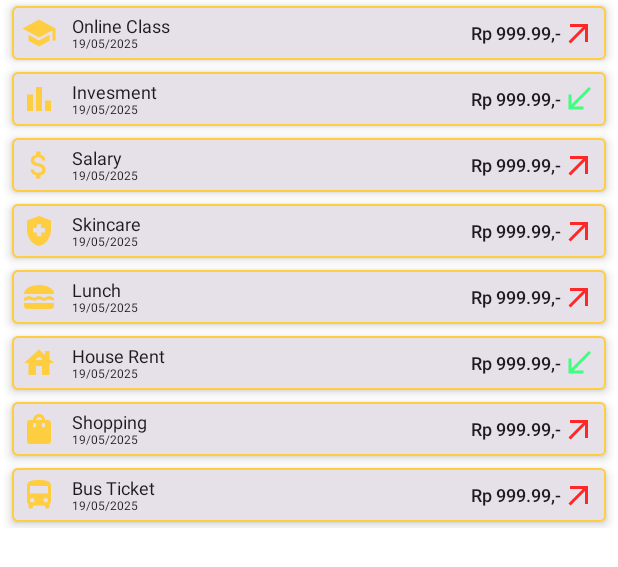
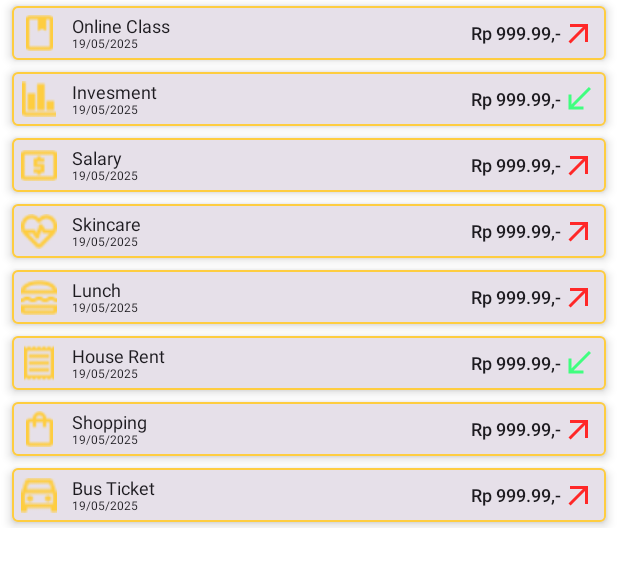
Before and after one commit to rayhanbss/budget-bee, an Android app built with Jetpack Compose: the @Preview function TransactionScreenPreview, on a phone screen of 412 x 824 dp. Shown: the top 567 px of the screen. Run offline under Robolectric (Android 15) with nearby library versions, the phone set to English and light mode, and no system bars.

Commit message:
transaction update

```diff
--- a/app/src/main/java/com/example/budgetbee/TransactionList.kt
+++ b/app/src/main/java/com/example/budgetbee/ui/component/TransactionList.kt
@@ -1,4 +1,4 @@
-package com.example.budgetbee
+package com.example.budgetbee.ui.component
 
 import androidx.compose.foundation.BorderStroke
 import androidx.compose.foundation.layout.Arrangement
@@ -15,15 +15,6 @@ import androidx.compose.foundation.shape.RoundedCornerShape
 import androidx.compose.material.icons.Icons
 import androidx.compose.material.icons.automirrored.filled.CallReceived
 import androidx.compose.material.icons.filled.ArrowOutward
-import androidx.compose.material.icons.filled.AttachMoney
-import androidx.compose.material.icons.filled.BarChart
-import androidx.compose.material.icons.filled.CallReceived
-import androidx.compose.material.icons.filled.DirectionsBus
-import androidx.compose.material.icons.filled.HealthAndSafety
-import androidx.compose.material.icons.filled.House
-import androidx.compose.material.icons.filled.LunchDining
-import androidx.compose.material.icons.filled.School
-import androidx.compose.material.icons.filled.ShoppingBag
 import androidx.compose.material3.Card
 import androidx.compose.material3.CardDefaults
 import androidx.compose.material3.Icon
@@ -32,31 +23,36 @@ import androidx.compose.runtime.Composable
 import androidx.compose.ui.Alignment
 import androidx.compose.ui.Modifier
 import androidx.compose.ui.graphics.Color
-import androidx.compose.ui.graphics.vector.ImageVector
-import androidx.compose.ui.res.fontResource
+import androidx.compose.ui.graphics.painter.Painter
+import androidx.compose.ui.res.painterResource
 import androidx.compose.ui.text.font.FontWeight
 import androidx.compose.ui.tooling.preview.Preview
 import androidx.compose.ui.unit.dp
 import androidx.compose.ui.unit.sp
+import com.example.budgetbee.R
+import kotlin.collections.listOf
 
 data class TransactionItem (
     val title: String,
     val date: String,
     val amount: String,
     val isExpense: Boolean,
-    val icon: ImageVector
+    val icon: Painter
 )
 
-val transactions = listOf(
-    TransactionItem("Online Class", "19/05/2025", "Rp 999.99,-", true, Icons.Default.School),
-    TransactionItem("Invesment", "19/05/2025", "Rp 999.99,-", false, Icons.Default.BarChart),
-    TransactionItem("Salary", "19/05/2025", "Rp 999.99,-", true, Icons.Default.AttachMoney),
-    TransactionItem("Skincare", "19/05/2025", "Rp 999.99,-", true, Icons.Default.HealthAndSafety),
-    TransactionItem("Lunch", "19/05/2025", "Rp 999.99,-", true, Icons.Default.LunchDining),
-    TransactionItem("House Rent", "19/05/2025", "Rp 999.99,-", false, Icons.Default.House),
-    TransactionItem("Shopping", "19/05/2025", "Rp 999.99,-", true, Icons.Default.ShoppingBag),
-    TransactionItem("Bus Ticket", "19/05/2025", "Rp 999.99,-", true, Icons.Default.DirectionsBus)
-)
+@Composable
+fun getTransactionItems() : List<TransactionItem> {
+    return listOf(
+    TransactionItem("Online Class", "19/05/2025", "Rp 999.99,-", true, (painterResource(R.drawable.book))),
+    TransactionItem("Invesment", "19/05/2025", "Rp 999.99,-", false, painterResource(R.drawable.finance)),
+    TransactionItem("Salary", "19/05/2025", "Rp 999.99,-", true, painterResource(R.drawable.local_atm)),
+    TransactionItem("Skincare", "19/05/2025", "Rp 999.99,-", true, painterResource(R.drawable.ecg_heart)),
+    TransactionItem("Lunch", "19/05/2025", "Rp 999.99,-", true, painterResource(R.drawable.lunch_dining)),
+    TransactionItem("House Rent", "19/05/2025", "Rp 999.99,-", false, painterResource(R.drawable.receipt)),
+    TransactionItem("Shopping", "19/05/2025", "Rp 999.99,-", true, painterResource(R.drawable.shopping_bag)),
+    TransactionItem("Bus Ticket", "19/05/2025", "Rp 999.99,-", true, painterResource(R.drawable.directions_car))
+    )
+}
 
 @Composable
 fun TransactionItemView(item: TransactionItem) {
@@ -73,7 +69,7 @@ fun TransactionItemView(item: TransactionItem) {
         ) {
             Icon(
                 modifier = Modifier.size(24.dp),
-                imageVector = item.icon,
+                painter = item.icon,
                 contentDescription = item.title,
                 tint = Color(0xFFFECD40)
             )
@@ -109,5 +105,5 @@ fun TransactionScreen(transactions: List<TransactionItem>) {
 @Preview
 @Composable
 fun TransactionScreenPreview() {
-    TransactionScreen(transactions)
+    TransactionScreen(getTransactionItems())
 }
```
Also changed, not shown: app/src/main/java/com/example/budgetbee/ui/screen/auth/Launch.kt (added, +43 -0 lines), app/src/main/java/com/example/budgetbee/ui/screen/auth/LaunchPage.kt (added, +95 -0 lines), app/src/main/res/drawable/book.png (added), app/src/main/res/drawable/bubee.png (added), app/src/main/res/drawable/budgetbee.png (added), app/src/main/res/drawable/directions_car.png (added), app/src/main/res/drawable/ecg_heart.png (added), app/src/main/res/drawable/expense.png (added), app/src/main/res/drawable/finance.png (added), app/src/main/res/drawable/income.png (added), app/src/main/res/drawable/local_atm.png (added), app/src/main/res/drawable/logo.png (added), app/src/main/res/drawable/logo2.png (added), app/src/main/res/drawable/lunch_dining.png (added), 2 more files.
